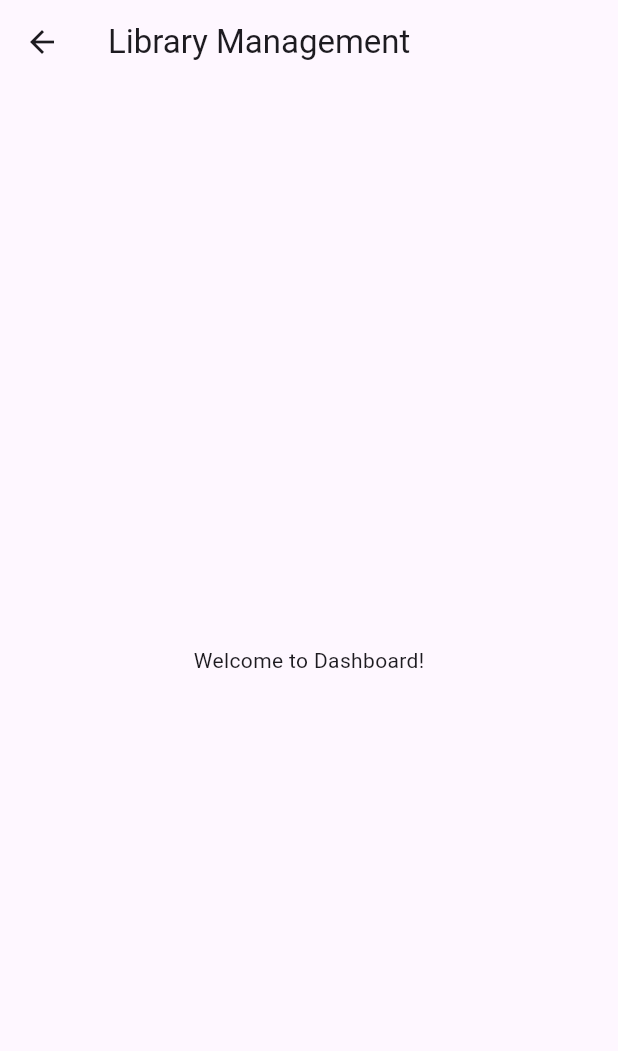
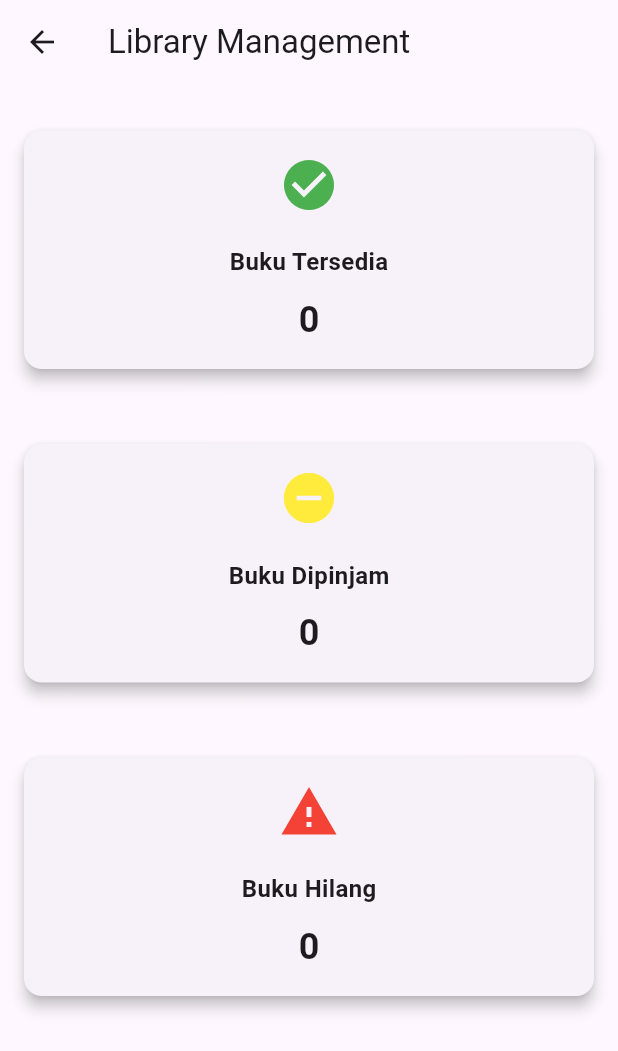
Before and after one commit to xzxcupapi/library-app, a Flutter app: the DashboardScreen screen opened by its route, on a phone screen of 412 x 824 dp. Shown: the top 1051 px of the screen. Run offline on Flutter 3.47's test engine with Material 3 defaults, Android fonts, the light colour scheme and no system bars; our stand-ins replace camera, permission_handler, shared_preferences; missing offline and left inert: google_ml_kit; accounts and stored records are empty; network calls fail.

Commit message:
[VIEWS] Add Dashboard Screen

```diff
--- a/lib/screens/dashboard_screen.dart
+++ b/lib/screens/dashboard_screen.dart
@@ -1,8 +1,71 @@
+import 'dart:convert';
 import 'package:flutter/material.dart';
+import 'package:http/http.dart' as http;
 
+class DashboardScreen extends StatefulWidget {
+  const DashboardScreen({super.key});
 
-class DashboardScreen extends StatelessWidget {
-  const DashboardScreen({super.key});
+  @override
+  _DashboardScreenState createState() => _DashboardScreenState();
+}
+
+class _DashboardScreenState extends State<DashboardScreen> {
+  int availableBooks = 0;
+  int borrowedBooks = 0;
+  int lostBooks = 0;
+  bool isLoading = true;
+
+  final String apiUrl = "https://codenebula.my.id/api/buku/dashboard/all";
+
+  @override
+  void initState() {
+    super.initState();
+    fetchBooks();
+  }
+
+  Future<void> fetchBooks() async {
+    try {
+      final response = await http.get(Uri.parse(apiUrl));
+      if (response.statusCode == 200) {
+        final dynamic decodedResponse = json.decode(response.body);
+        List<dynamic> books = [];
+
+        if (decodedResponse is Map) {
+          books = decodedResponse['data'] ?? [];
+        } else if (decodedResponse is List) {
+          books = decodedResponse;
+        }
+
+        int available = 0;
+        int borrowed = 0;
+        int lost = 0;
+
+        for (var book in books) {
+          if (book['status'] == 'tersedia') {
+            available++;
+          } else if (book['status'] == 'dipinjam') {
+            borrowed++;
+          } else if (book['status'] == 'hilang') {
+            lost++;
+          }
+        }
+
+        setState(() {
+          availableBooks = available;
+          borrowedBooks = borrowed;
+          lostBooks = lost;
+          isLoading = false;
+        });
+      } else {
+        throw Exception('Failed to load books');
+      }
+    } catch (e) {
+      print('Error fetching data: $e');
+      setState(() {
+        isLoading = false;
+      });
+    }
+  }
 
   @override
   Widget build(BuildContext context) {
@@ -10,8 +73,69 @@ class DashboardScreen extends StatelessWidget {
       appBar: AppBar(
         title: const Text('Library Management'),
       ),
-      body: const Center(
-        child: Text('Welcome to Dashboard!'),
+      body: isLoading
+          ? const Center(child: CircularProgressIndicator())
+          : Padding(
+              padding: const EdgeInsets.all(16.0),
+              child: Column(
+                children: [
+                  _buildGridItem(
+                    context,
+                    'Buku Tersedia',
+                    Icons.check_circle,
+                    Colors.green,
+                    availableBooks,
+                  ),
+                  const SizedBox(height: 20),
+                  _buildGridItem(
+                    context,
+                    'Buku Dipinjam',
+                    Icons.remove_circle,
+                    Colors.yellow,
+                    borrowedBooks,
+                  ),
+                  const SizedBox(height: 20),
+                  _buildGridItem(
+                    context,
+                    'Buku Hilang',
+                    Icons.report_problem,
+                    Colors.red,
+                    lostBooks,
+                  ),
+                ],
+              ),
+            ),
+    );
+  }
+
+  Widget _buildGridItem(BuildContext context, String title, IconData icon,
+      Color iconColor, int count) {
+    return GestureDetector(
+      child: Card(
+        elevation: 4,
+        margin: const EdgeInsets.symmetric(vertical: 15),
+        child: Container(
+          width: double.infinity,
+          padding: const EdgeInsets.all(16.0),
+          child: Column(
+            mainAxisAlignment: MainAxisAlignment.center,
+            children: [
+              Icon(icon, size: 40, color: iconColor),
+              const SizedBox(height: 20),
+              Text(
+                title,
+                style:
+                    const TextStyle(fontSize: 16, fontWeight: FontWeight.bold),
+              ),
+              const SizedBox(height: 10),
+              Text(
+                count.toString(),
+                style:
+                    const TextStyle(fontSize: 24, fontWeight: FontWeight.bold),
+              ),
+            ],
+          ),
+        ),
       ),
     );
   }
```
